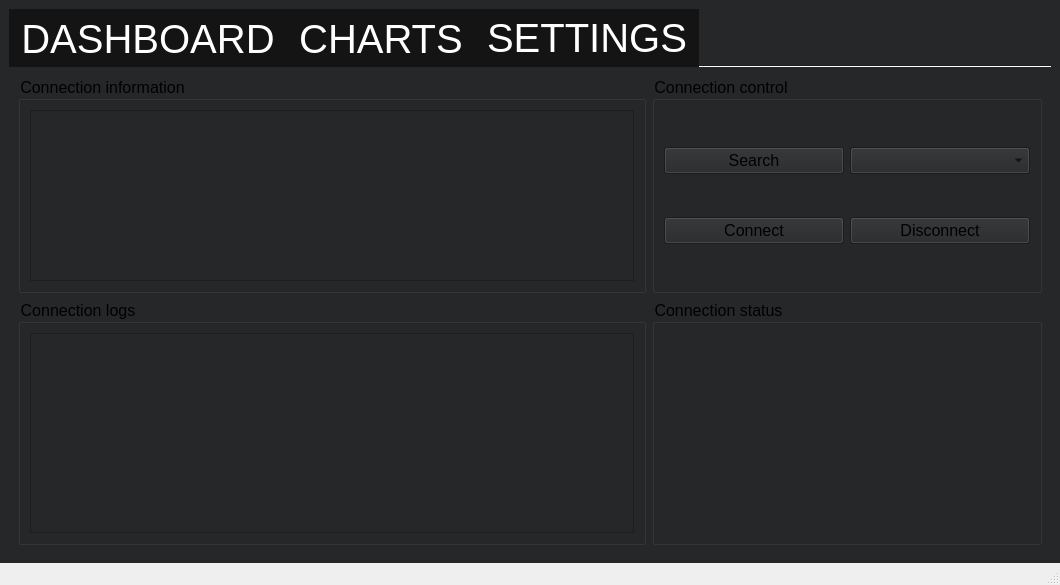
HKrecki/WDVS_Project, file Qt_module/mainwindow.ui: the form before one commit.
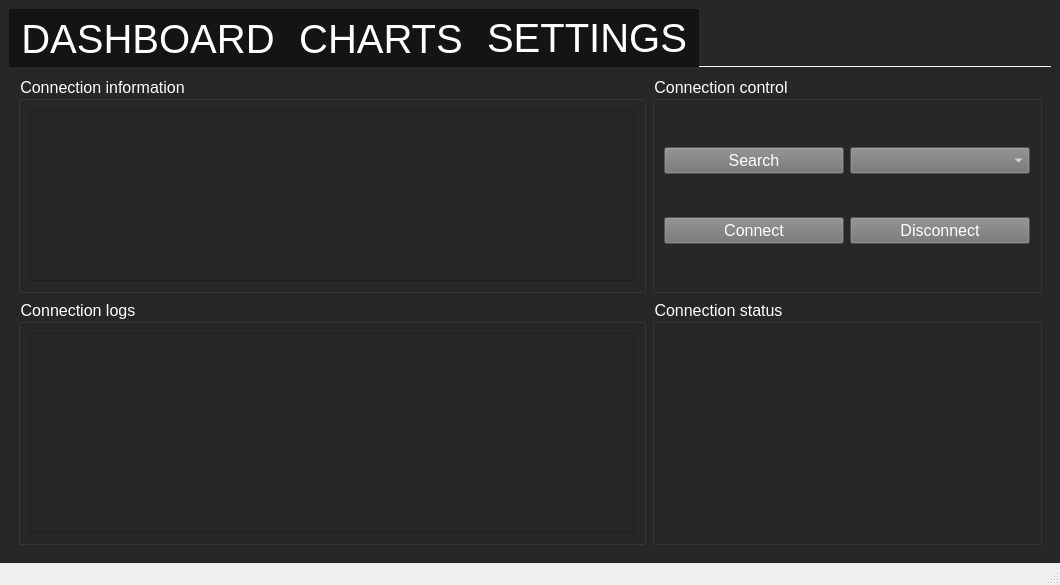
The form after the commit. The open tabs and pages were chosen to show the change.

Commit message: Pełne dopracowanie interfejsu graficznego

The edit to the form file:
```diff
--- a/Qt_module/mainwindow.ui
+++ b/Qt_module/mainwindow.ui
@@ -707,6 +707,9 @@
             <pointsize>12</pointsize>
            </font>
           </property>
+          <property name="styleSheet">
+           <string notr="true">color: rgb(255, 255, 255);</string>
+          </property>
           <property name="title">
            <string>Connection logs</string>
           </property>
@@ -734,6 +737,9 @@
             <pointsize>12</pointsize>
            </font>
           </property>
+          <property name="styleSheet">
+           <string notr="true">color: rgb(255, 255, 255);</string>
+          </property>
           <property name="title">
            <string>Connection status</string>
           </property>
@@ -770,7 +776,7 @@
            </font>
           </property>
           <property name="styleSheet">
-           <string notr="true"/>
+           <string notr="true">color: rgb(255, 255, 255);</string>
           </property>
           <property name="title">
            <string>Connection control</string>
@@ -790,7 +796,17 @@
               </font>
              </property>
              <property name="styleSheet">
-              <string notr="true"/>
+              <string notr="true">QPushButton:disabled {
+                        background-color:#474747;
+ }
+
+QPushButton:enabled {
+                        background-color:  #737373;
+ }
+
+
+
+</string>
              </property>
              <property name="text">
               <string>Search</string>
@@ -805,6 +821,14 @@
                <height>0</height>
               </size>
              </property>
+             <property name="font">
+              <font>
+               <pointsize>12</pointsize>
+              </font>
+             </property>
+             <property name="styleSheet">
+              <string notr="true">background-color: rgb(115, 115, 115);</string>
+             </property>
             </widget>
            </item>
            <item row="1" column="0">
@@ -820,6 +844,19 @@
                <pointsize>12</pointsize>
               </font>
              </property>
+             <property name="styleSheet">
+              <string notr="true">QPushButton:disabled {
+                        background-color:#474747;
+ }
+
+QPushButton:enabled {
+                        background-color:  #737373;
+ }
+
+
+
+</string>
+             </property>
              <property name="text">
               <string>Connect</string>
              </property>
@@ -838,6 +875,18 @@
                <pointsize>12</pointsize>
               </font>
              </property>
+             <property name="styleSheet">
+              <string notr="true">QPushButton:disabled {
+                        background-color:#474747;
+ }
+
+QPushButton:enabled {
+                        background-color:  #737373;
+ }
+
+
+</string>
+             </property>
              <property name="text">
               <string>Disconnect</string>
              </property>
@@ -853,6 +902,9 @@
             <pointsize>12</pointsize>
            </font>
           </property>
+          <property name="styleSheet">
+           <string notr="true">color: rgb(255, 255, 255);</string>
+          </property>
           <property name="title">
            <string>Connection information</string>
           </property>
```
Left out of the diff: 12 changed lines with no effect on the pictures. The commit also changes 2 other files.
